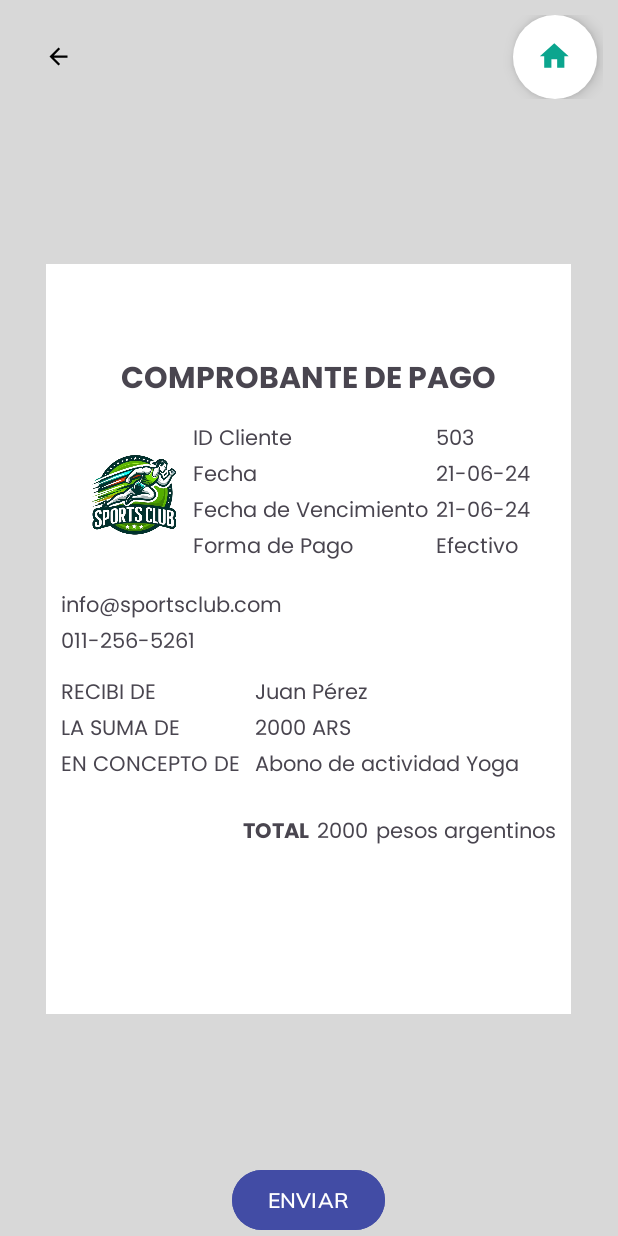
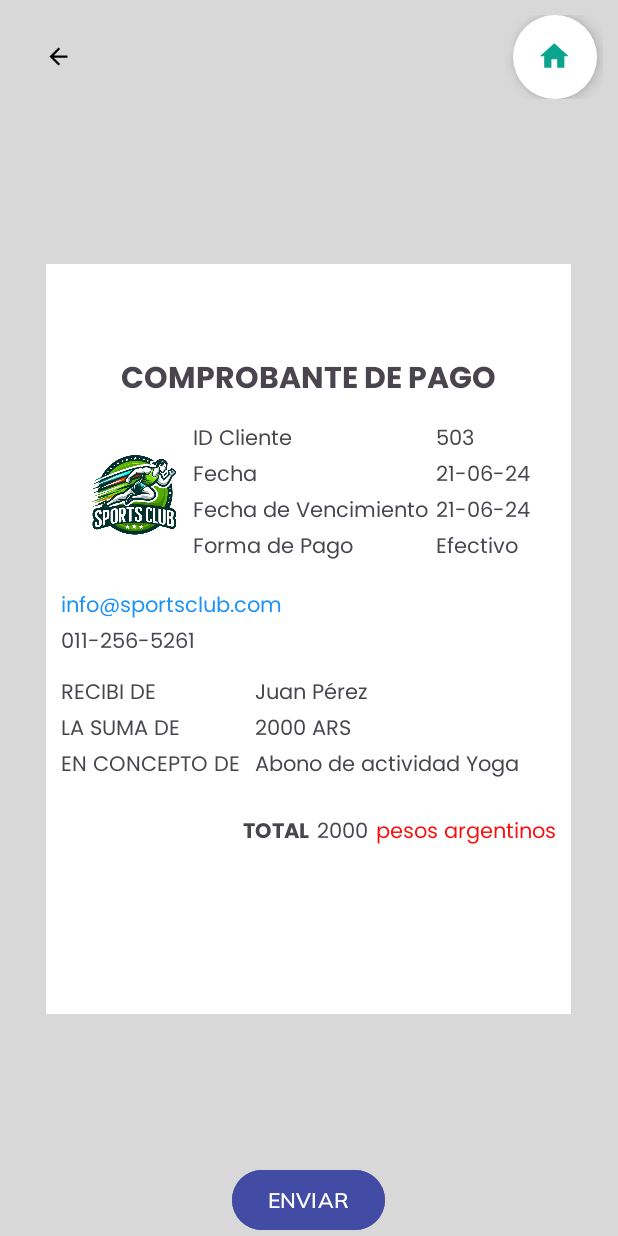
Before and after one commit to rocohen/sportsclub-app, an Android app: the NonAssociatePaymentReceipt screen opened directly, with no data from a screen before it, on a phone screen of 412 x 824 dp. Run offline under Robolectric (Android 15) with nearby library versions, the phone set to English and light mode, and no system bars.

Commit message:
activity design updated

```diff
--- a/app/src/main/res/layout/activity_non_associate_payment_receipt.xml
+++ b/app/src/main/res/layout/activity_non_associate_payment_receipt.xml
@@ -174,6 +174,7 @@
             android:layout_marginStart="10dp"
             android:layout_marginTop="15dp"
             android:fontFamily="@font/poppins_regular"
+            android:textColor="@color/blue_info"
             >
         </TextView>
         <TextView
@@ -296,6 +297,7 @@
                 android:layout_height="wrap_content"
                 android:fontFamily="@font/poppins_regular"
                 android:text="@string/receipt_text5"
+                android:textColor="@color/red_info"
                 android:paddingStart="5dp"
                 tools:ignore="RtlSymmetry">
             </TextView>
--- a/app/src/main/res/layout/activity_payment_receipt.xml
+++ b/app/src/main/res/layout/activity_payment_receipt.xml
@@ -172,6 +172,7 @@
             android:layout_width="wrap_content"
             android:layout_height="wrap_content"
             android:text="@string/mail"
+            android:textColor="@color/blue_info"
             android:layout_marginStart="10dp"
             android:layout_marginTop="15dp"
             android:fontFamily="@font/poppins_regular"
@@ -297,6 +298,7 @@
                 android:layout_height="wrap_content"
                 android:fontFamily="@font/poppins_regular"
                 android:text="@string/receipt_text5"
+                android:textColor="@color/red_info"
                 android:paddingStart="5dp"
                 tools:ignore="RtlSymmetry">
             </TextView>
```
